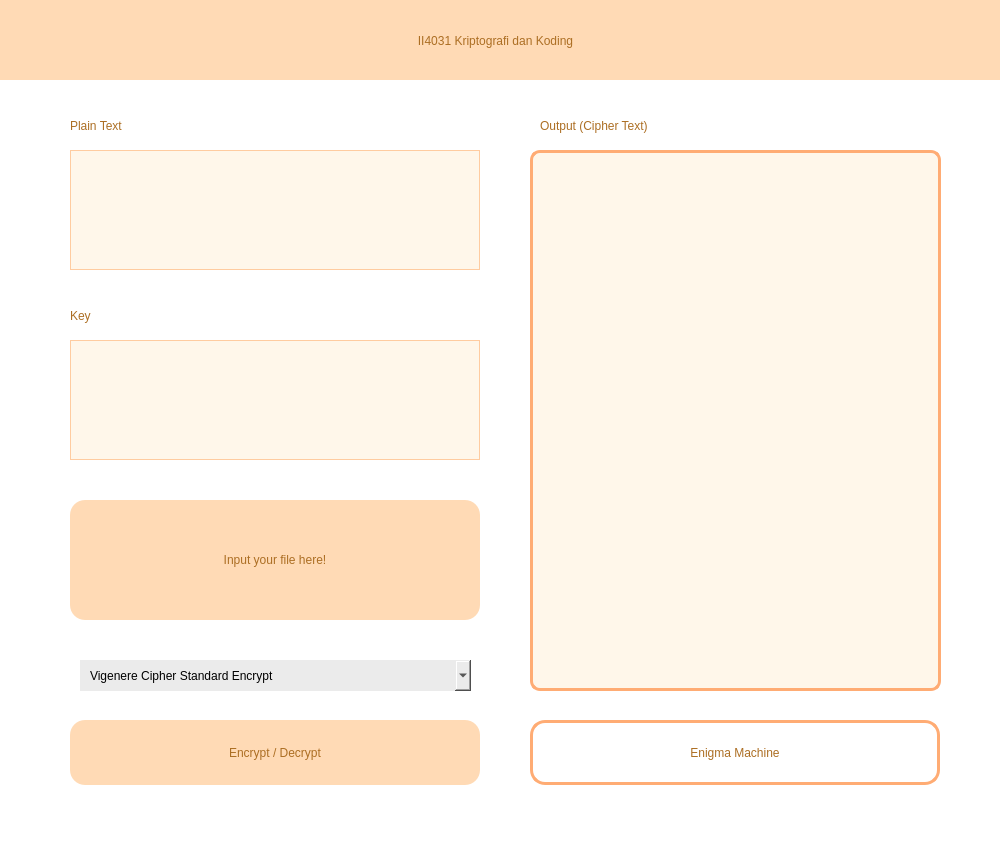
The window that src/data/src/cryptogui.ui (christopherdavinn/tugascipher) describes before a commit, drawn with Qt 5.
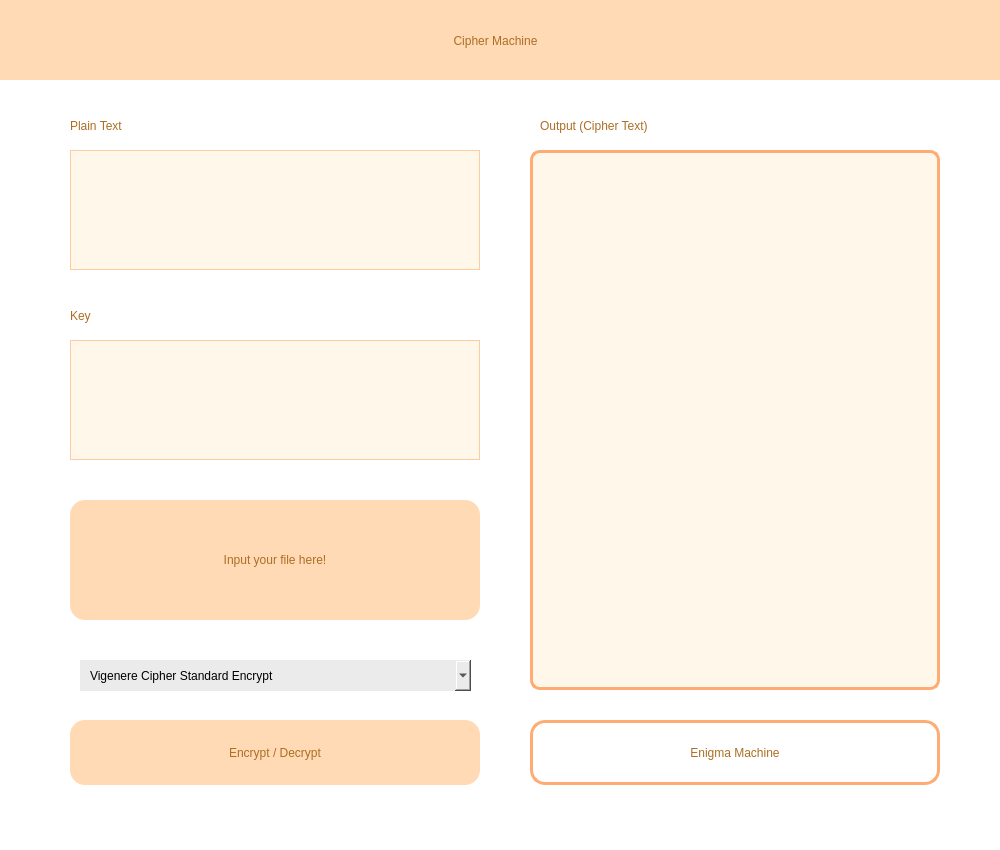
The same window after the commit.

```diff
--- a/src/data/src/cryptogui.ui
+++ b/src/data/src/cryptogui.ui
@@ -22,8 +22,8 @@
      <rect>
       <x>530</x>
       <y>150</y>
-      <width>411</width>
-      <height>541</height>
+      <width>410</width>
+      <height>540</height>
      </rect>
     </property>
     <property name="styleSheet">
@@ -87,7 +87,7 @@
 font: 500 18pt &quot;MS Shell Dlg 2&quot;;</string>
      </property>
      <property name="text">
-      <string>II4031 Kriptografi dan Koding</string>
+      <string>Cipher Machine</string>
      </property>
      <property name="alignment">
       <set>Qt::AlignCenter</set>
```
Left out of the diff: 2 changed lines with no effect on the pictures.
